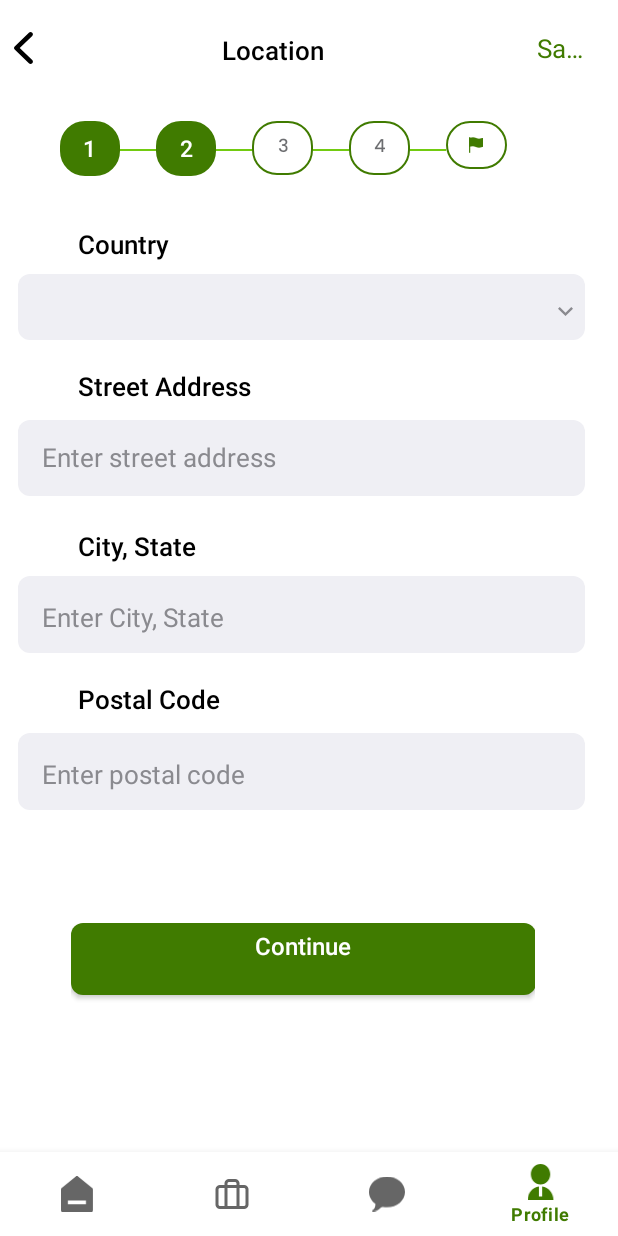
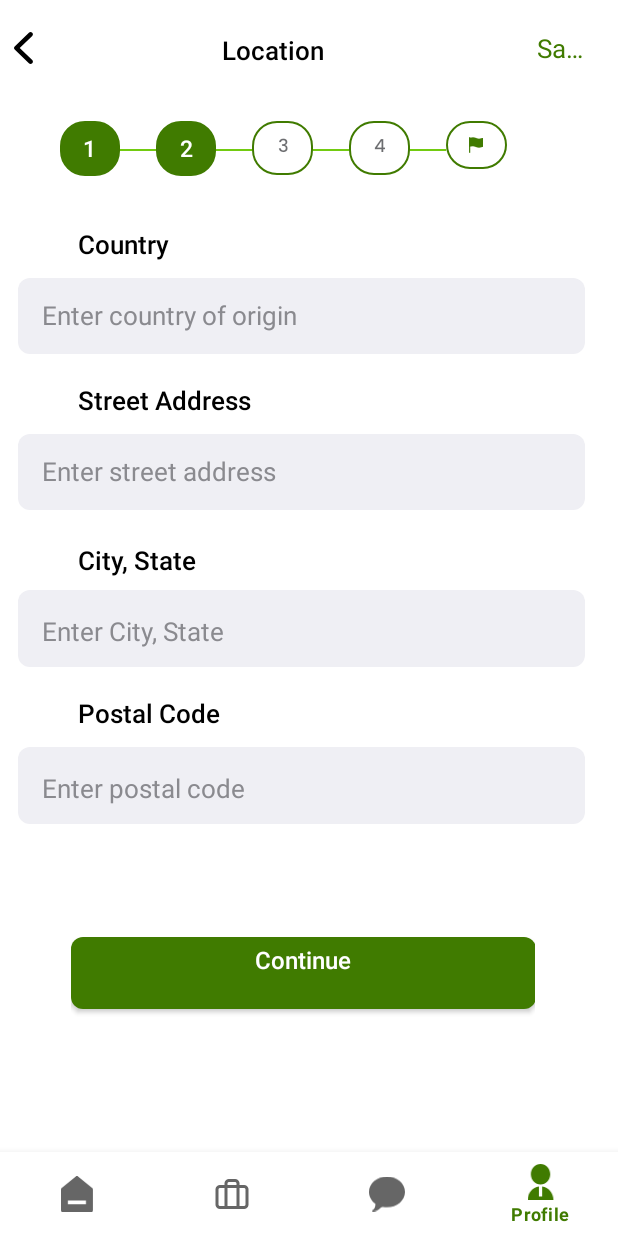
Before and after one commit to Bokurai/Proyecto_Talktie, an Android app: the SignIn7 screen opened through its navigation route, on a phone screen of 412 x 824 dp. Run offline under Robolectric (Android 15) with nearby library versions, the light colour scheme and no system bars; our stand-ins replace Firebase (no records; nobody signed in at launch, a user with empty details on screens opened directly), navigation-ui.

```diff
--- a/app/src/main/java/com/example/proyecto_talktie/MainActivity.java
+++ b/app/src/main/java/com/example/proyecto_talktie/MainActivity.java
@@ -29,7 +29,7 @@ public class MainActivity extends AppCompatActivity {
 
         mAuth = FirebaseAuth.getInstance();
 
-        NavController navController = ((NavHostFragment) getSupportFragmentManager().findFragmentById(R.id.nav_host_fragment)).getNavController();
+        navController = ((NavHostFragment) getSupportFragmentManager().findFragmentById(R.id.nav_host_fragment)).getNavController();
         NavigationUI.setupWithNavController(binding.bottomNavView, navController);
 
         bottomNavigationView = findViewById(R.id.bottom_nav_view);
--- a/app/src/main/java/com/example/proyecto_talktie/SignIn7.java
+++ b/app/src/main/java/com/example/proyecto_talktie/SignIn7.java
@@ -2,17 +2,56 @@ package com.example.proyecto_talktie;
 
 import android.os.Bundle;
 
+import androidx.annotation.NonNull;
+import androidx.annotation.Nullable;
+import androidx.appcompat.widget.AppCompatButton;
 import androidx.fragment.app.Fragment;
+import androidx.lifecycle.ViewModelProvider;
+import androidx.navigation.NavController;
+import androidx.navigation.Navigation;
 
 import android.view.LayoutInflater;
 import android.view.View;
 import android.view.ViewGroup;
+import android.widget.EditText;
+
 
 public class SignIn7 extends Fragment {
+    StudentRegisterViewModel registerViewModel;
+    NavController navController;
+
+    EditText etCountry, etStreetAddress,etCity,etPostalCode;
+
+    AppCompatButton nextButton;
+
+    @Override
+    public void onCreate(Bundle savedInstanceState) {
+        super.onCreate(savedInstanceState);
+        registerViewModel = new ViewModelProvider(requireActivity()).get(StudentRegisterViewModel.class);
+    }
+
     @Override
     public View onCreateView(LayoutInflater inflater, ViewGroup container,
                              Bundle savedInstanceState) {
-        // Inflate the layout for this fragment
         return inflater.inflate(R.layout.fragment_sign_in7, container, false);
     }
+
+    @Override
+    public void onViewCreated(@NonNull View view, @Nullable Bundle savedInstanceState) {
+        super.onViewCreated(view, savedInstanceState);
+        etCountry = view.findViewById(R.id.etCountry);
+        etStreetAddress = view.findViewById(R.id.etStreetAddress);
+        etCity = view.findViewById(R.id.etCity);
+        etPostalCode = view.findViewById(R.id.etPostalCode);
+        nextButton = view.findViewById(R.id.btnContinuetoEight);
+        navController = Navigation.findNavController(view);
+
+        nextButton.setOnClickListener(new View.OnClickListener() {
+            @Override
+            public void onClick(View v) {
+                registerViewModel.setCountry(etCountry.getText().toString());
+                navController.navigate(R.id.signIn8);
+            }
+        });
+    }
 }
--- a/app/src/main/java/com/example/proyecto_talktie/StudentRegisterViewModel.java
+++ b/app/src/main/java/com/example/proyecto_talktie/StudentRegisterViewModel.java
@@ -37,8 +37,7 @@ public class StudentRegisterViewModel extends AndroidViewModel {
     private MutableLiveData<String> location = new MutableLiveData<>();
     private MutableLiveData<String> job_categories = new MutableLiveData<>();
     private MutableLiveData<String> degree = new MutableLiveData<>();
-
-
+    private MutableLiveData<String> country = new MutableLiveData<>();
 
     public void setId(String id) {
         this.id.setValue(id);
@@ -223,4 +222,12 @@ public class StudentRegisterViewModel extends AndroidViewModel {
     public void setDegree(String degree) {
         this.degree.setValue(degree);
     }
+
+    public LiveData<String> getCountry() {
+        return country;
+    }
+
+    public void setCountry(String country) {
+        this.country.setValue(country);
+    }
 }
--- a/app/src/main/res/layout/fragment_sign_in7.xml
+++ b/app/src/main/res/layout/fragment_sign_in7.xml
@@ -275,16 +275,26 @@
                     android:text="@string/lbl_country"
                     tools:text="@string/lbl_country" />
 
-                <Spinner
-                    android:id="@+id/spinnerGroup108"
+                <EditText
+                    android:id="@+id/etCountry"
+                    style="@style/etSolidRounded_2"
                     android:layout_width="match_parent"
                     android:layout_height="wrap_content"
                     android:layout_marginStart="@dimen/_12pxh"
-                    android:layout_marginTop="@dimen/_7pxv"
+                    android:layout_marginTop="@dimen/_9pxv"
                     android:layout_marginEnd="@dimen/_12pxh"
-                    android:background="@drawable/layer_list_bg_bluegray_50_radius_8"
-                    android:gravity="end"
-                    tools:listitem="@layout/spinner_item" />
+                    android:background="@drawable/rectangle_bg_bluegray_50_radius_8"
+                    android:ellipsize="end"
+                    android:hint="@string/enter_country_of_origin"
+                    android:inputType="text"
+                    android:lineSpacingExtra="@dimen/_3pxh"
+                    android:paddingStart="@dimen/_16pxh"
+                    android:paddingTop="@dimen/_11pxv"
+                    android:paddingEnd="@dimen/_30pxh"
+                    android:paddingBottom="@dimen/_12pxv"
+                    android:singleLine="true"
+                    android:textColorHint="@color/bluegray_400"
+                    tools:ignore="Autofill" />
 
                 <TextView
                     android:id="@+id/txtStreetAddress"
@@ -302,7 +312,7 @@
                     tools:text="@string/lbl_street_address" />
 
                 <EditText
-                    android:id="@+id/etGroup107"
+                    android:id="@+id/etStreetAddress"
                     style="@style/etSolidRounded_2"
                     android:layout_width="match_parent"
                     android:layout_height="wrap_content"
@@ -338,7 +348,7 @@
                     tools:text="@string/lbl_city_state" />
 
                 <EditText
-                    android:id="@+id/etGroup106"
+                    android:id="@+id/etCity"
                     style="@style/etSolidRounded_2"
                     android:layout_width="match_parent"
                     android:layout_height="wrap_content"
@@ -374,7 +384,7 @@
                     tools:text="@string/lbl_postal_code" />
 
                 <EditText
-                    android:id="@+id/etGroup105"
+                    android:id="@+id/etPostalCode"
                     style="@style/etSolidRounded_2"
                     android:layout_width="match_parent"
                     android:layout_height="wrap_content"
@@ -433,7 +443,7 @@
                             android:layout_marginStart="@dimen/_1pxh">
 
                             <androidx.appcompat.widget.AppCompatButton
-                                android:id="@+id/btnContinueOne"
+                                android:id="@+id/btnContinuetoEight"
                                 style="@style/btnSolidRounded_3"
                                 android:layout_width="match_parent"
                                 android:layout_height="wrap_content"
--- a/app/src/main/res/values/strings.xml
+++ b/app/src/main/res/values/strings.xml
@@ -492,4 +492,5 @@ Se rerum necessitatibus saepe eveniet ut et voluptates repudiandae sint et moles
     <string name="lbl_job_title2">Job Title</string>
     <string name="lbl_experience">Interships</string>
     <string name="date_format">DD/MM/YYYY</string>
+    <string name="enter_country_of_origin">Enter country of origin</string>
 </resources>
```
